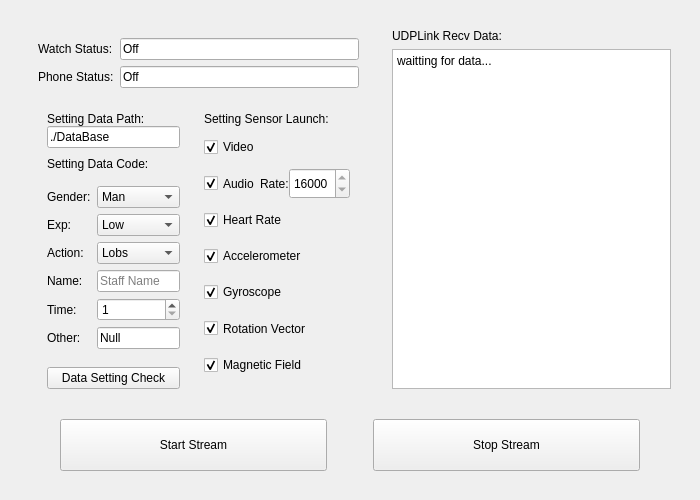
Qt form View/MainView.ui (21kchen1/SensorStreamer_Service) before a commit.
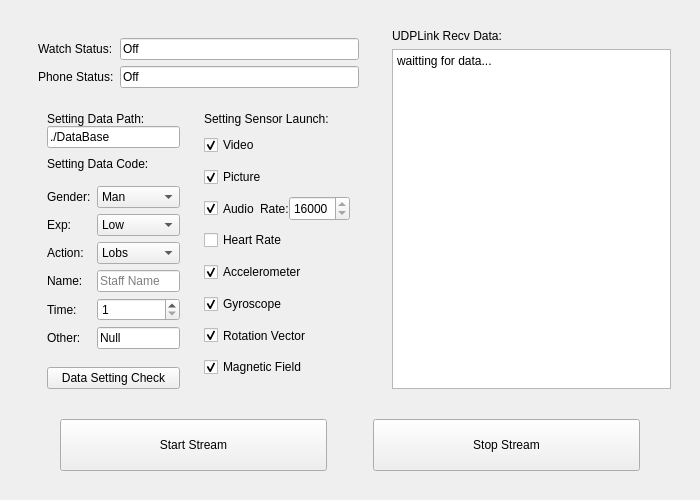
The same form after that commit.

Commit message: modified:   Controller/DataSaveController.py 增加照片功能 	new file:   Model/Data/PictureData.py 增加照片功能 	new file:   Model/Data/VideoData.py 增加摄像功能 	modified:   View/MainView.py 增加照片功能 	modified:   View/MainView.ui 	modified:   View/View.py 增加照片功能 	new file:   component/DataDeal/DataProcer/PictureProcer.py 增加照片功能 	modified:   component/DataDeal/DataRecver.py 增加照片功能

The edit to the form file:
```diff
--- a/View/MainView.ui
+++ b/View/MainView.ui
@@ -553,6 +553,22 @@
                  </layout>
                 </widget>
                </item>
+               <item>
+                <widget class="QCheckBox" name="pictureCheck">
+                 <property name="sizePolicy">
+                  <sizepolicy hsizetype="Preferred" vsizetype="Expanding">
+                   <horstretch>0</horstretch>
+                   <verstretch>0</verstretch>
+                  </sizepolicy>
+                 </property>
+                 <property name="text">
+                  <string>Picture</string>
+                 </property>
+                 <property name="checked">
+                  <bool>true</bool>
+                 </property>
+                </widget>
+               </item>
                <item>
                 <widget class="QWidget" name="audioSetwidget" native="true">
                  <layout class="QHBoxLayout" name="horizontalLayout_2">
@@ -642,8 +658,14 @@
                  <property name="text">
                   <string>Heart Rate</string>
                  </property>
+                 <property name="shortcut">
+                  <string>Ctrl+S</string>
+                 </property>
+                 <property name="checkable">
+                  <bool>false</bool>
+                 </property>
                  <property name="checked">
-                  <bool>true</bool>
+                  <bool>false</bool>
                  </property>
                 </widget>
                </item>
```
The commit also changes 7 other files.
